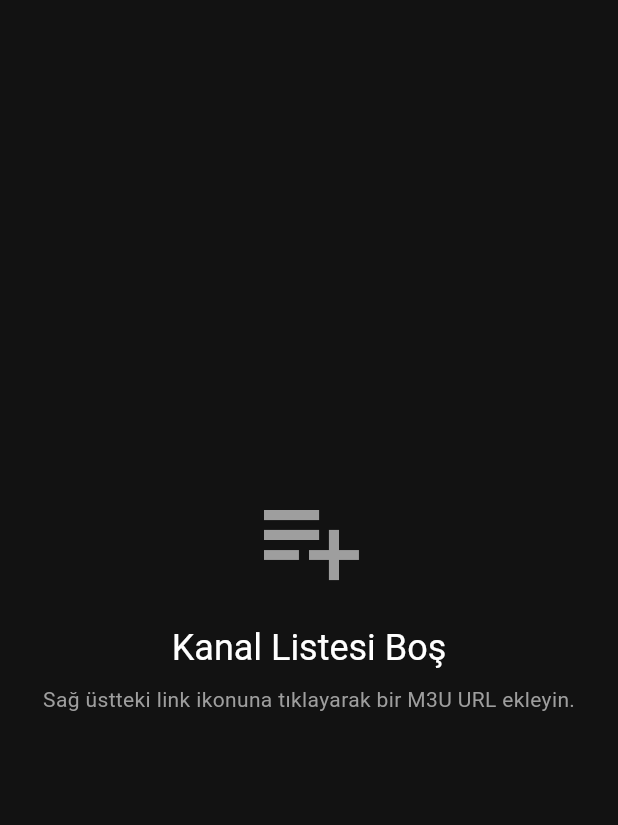
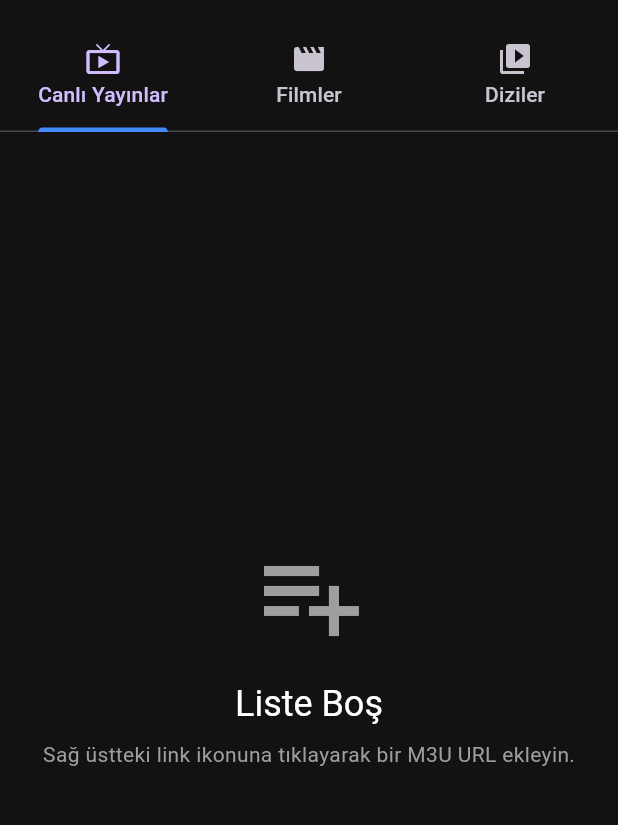
Before and after one commit to kudretakn/M3U-Player, a Flutter app: the screen it shows after launch, on a phone screen of 412 x 824 dp, the part 63-888 px from its top. Run offline on Flutter 3.47's test engine with Material 3 defaults, Android fonts, the light colour scheme and no system bars; our stand-ins replace video_player, wakelock_plus.

Commit message:
Video oynatıcı ve kategorilendirme eklendi

```diff
--- a/lib/models/channel.dart
+++ b/lib/models/channel.dart
@@ -1,18 +1,22 @@
+enum ChannelCategory { live, movie, series }
+
 class Channel {
   final String name;
   final String streamUrl;
   final String? logoUrl;
   final String? group;
+  final ChannelCategory category;
 
   Channel({
     required this.name,
     required this.streamUrl,
     this.logoUrl,
     this.group,
+    this.category = ChannelCategory.live,
   });
 
   @override
   String toString() {
-    return 'Channel(name: $name, streamUrl: $streamUrl, logoUrl: $logoUrl, group: $group)';
+    return 'Channel(name: $name, streamUrl: $streamUrl, logoUrl: $logoUrl, group: $group, category: $category)';
   }
 }
--- a/lib/screens/channel_list_screen.dart
+++ b/lib/screens/channel_list_screen.dart
@@ -2,6 +2,19 @@ import 'package:flutter/material.dart';
 import 'package:flutter/services.dart';
 import '../models/channel.dart';
 import '../repositories/m3u_repository.dart';
+import 'player_screen.dart';
+
+// Assuming ChannelCategory is defined in models/channel.dart or similar.
+// If not, it needs to be defined here or in a separate file.
+// For the purpose of this replacement, I'll define it here if not present in the original context.
+// However, the instruction implies it's part of the existing structure or will be added.
+// Let's assume it's an enum that categorizes channels.
+enum ChannelCategory {
+  live,
+  movie,
+  series,
+  // Add other categories as needed
+}
 
 class ChannelListScreen extends StatefulWidget {
   const ChannelListScreen({super.key});
@@ -12,13 +25,15 @@ class ChannelListScreen extends StatefulWidget {
 
 class _ChannelListScreenState extends State<ChannelListScreen> {
   final M3uRepository _repository = M3uRepository();
-  List<Channel> channels = [];
+  List<Channel> allChannels = [];
   bool _isLoading = false;
   String? _errorMessage;
 
   @override
   void initState() {
     super.initState();
+    // Optionally load default channels or show dialog on first launch
+    // _showUrlDialog();
   }
 
   Future<void> _loadChannels(String url) async {
@@ -30,7 +45,7 @@ class _ChannelListScreenState extends State<ChannelListScreen> {
     try {
       final fetchedChannels = await _repository.fetchChannels(url);
       setState(() {
-        channels = fetchedChannels;
+        allChannels = fetchedChannels;
         _isLoading = false;
       });
     } catch (e) {
@@ -74,13 +89,32 @@ class _ChannelListScreenState extends State<ChannelListScreen> {
     );
   }
 
+  void _openPlayer(Channel channel) {
+    Navigator.push(
+      context,
+      MaterialPageRoute(
+        builder: (context) => PlayerScreen(channel: channel),
+      ),
+    );
+  }
+
   @override
   Widget build(BuildContext context) {
-    return Scaffold(
+    return DefaultTabController(
+      length: 3,
+      child: Scaffold(
         appBar: AppBar(
           title: const Text('M3U Player'),
           backgroundColor: Colors.transparent,
           elevation: 0,
+          bottom: const TabBar(
+            tabs: [
+              Tab(text: 'Canlı Yayınlar', icon: Icon(Icons.live_tv)),
+              Tab(text: 'Filmler', icon: Icon(Icons.movie)),
+              Tab(text: 'Diziler', icon: Icon(Icons.video_library)),
+            ],
+            indicatorColor: Colors.blueAccent,
+          ),
           actions: [
             IconButton(
               icon: const Icon(Icons.link),
@@ -97,14 +131,18 @@ class _ChannelListScreenState extends State<ChannelListScreen> {
             ),
           ],
         ),
-      body: Padding(
-        padding: const EdgeInsets.all(16.0),
-        child: _buildBody(),
+        body: TabBarView(
+          children: [
+            _buildChannelGrid(ChannelCategory.live),
+            _buildChannelGrid(ChannelCategory.movie),
+            _buildChannelGrid(ChannelCategory.series),
+          ],
+        ),
       ),
     );
   }
 
-  Widget _buildBody() {
+  Widget _buildChannelGrid(ChannelCategory category) {
     if (_isLoading) {
       return const Center(child: CircularProgressIndicator());
     }
@@ -139,7 +177,11 @@ class _ChannelListScreenState extends State<ChannelListScreen> {
       );
     }
 
-    if (channels.isEmpty) {
+    final filteredChannels =
+        allChannels.where((c) => c.category == category).toList();
+
+    if (filteredChannels.isEmpty) {
+      if (allChannels.isEmpty) {
         return Center(
           child: Column(
             mainAxisAlignment: MainAxisAlignment.center,
@@ -147,7 +189,7 @@ class _ChannelListScreenState extends State<ChannelListScreen> {
               const Icon(Icons.playlist_add, size: 80, color: Colors.grey),
               const SizedBox(height: 16),
               Text(
-              'Kanal Listesi Boş',
+                'Liste Boş',
                 style: Theme.of(context)
                     .textTheme
                     .headlineSmall
@@ -161,18 +203,33 @@ class _ChannelListScreenState extends State<ChannelListScreen> {
             ],
           ),
         );
+      } else {
+        return Center(
+          child: Text(
+            'Bu kategoride içerik bulunamadı.',
+            style: Theme.of(context)
+                .textTheme
+                .titleMedium
+                ?.copyWith(color: Colors.grey),
+          ),
+        );
+      }
     }
 
     return GridView.builder(
+      padding: const EdgeInsets.all(16),
       gridDelegate: const SliverGridDelegateWithFixedCrossAxisCount(
         crossAxisCount: 4,
         childAspectRatio: 1.5,
         crossAxisSpacing: 16,
         mainAxisSpacing: 16,
       ),
-      itemCount: channels.length,
+      itemCount: filteredChannels.length,
       itemBuilder: (context, index) {
-        return ChannelCard(channel: channels[index]);
+        return ChannelCard(
+          channel: filteredChannels[index],
+          onTap: () => _openPlayer(filteredChannels[index]),
+        );
       },
     );
   }
@@ -180,8 +237,9 @@ class _ChannelListScreenState extends State<ChannelListScreen> {
 
 class ChannelCard extends StatefulWidget {
   final Channel channel;
+  final VoidCallback onTap;
 
-  const ChannelCard({super.key, required this.channel});
+  const ChannelCard({super.key, required this.channel, required this.onTap});
 
   @override
   State<ChannelCard> createState() => _ChannelCardState();
@@ -192,7 +250,14 @@ class _ChannelCardState extends State<ChannelCard> {
 
   @override
   Widget build(BuildContext context) {
-    return Focus(
+    return InkWell(
+      onTap: widget.onTap,
+      onFocusChange: (hasFocus) {
+        setState(() {
+          _isFocused = hasFocus;
+        });
+      },
+      child: Focus(
         onFocusChange: (hasFocus) {
           setState(() {
             _isFocused = hasFocus;
@@ -229,7 +294,8 @@ class _ChannelCardState extends State<ChannelCard> {
                           widget.channel.logoUrl!,
                           fit: BoxFit.contain,
                           errorBuilder: (context, error, stackTrace) =>
-                            const Icon(Icons.tv, size: 50, color: Colors.grey),
+                              const Icon(Icons.tv,
+                                  size: 50, color: Colors.grey),
                         )
                       : const Icon(Icons.tv, size: 50, color: Colors.grey),
                 ),
@@ -254,6 +320,7 @@ class _ChannelCardState extends State<ChannelCard> {
             ],
           ),
         ),
+      ),
     );
   }
 }
```
Also changed, not shown: lib/screens/player_screen.dart (+52 -11 lines), lib/utils/m3u_parser.dart (+26 -0 lines), 1 other file. Lines whose indentation alone changed are shown as unchanged.
